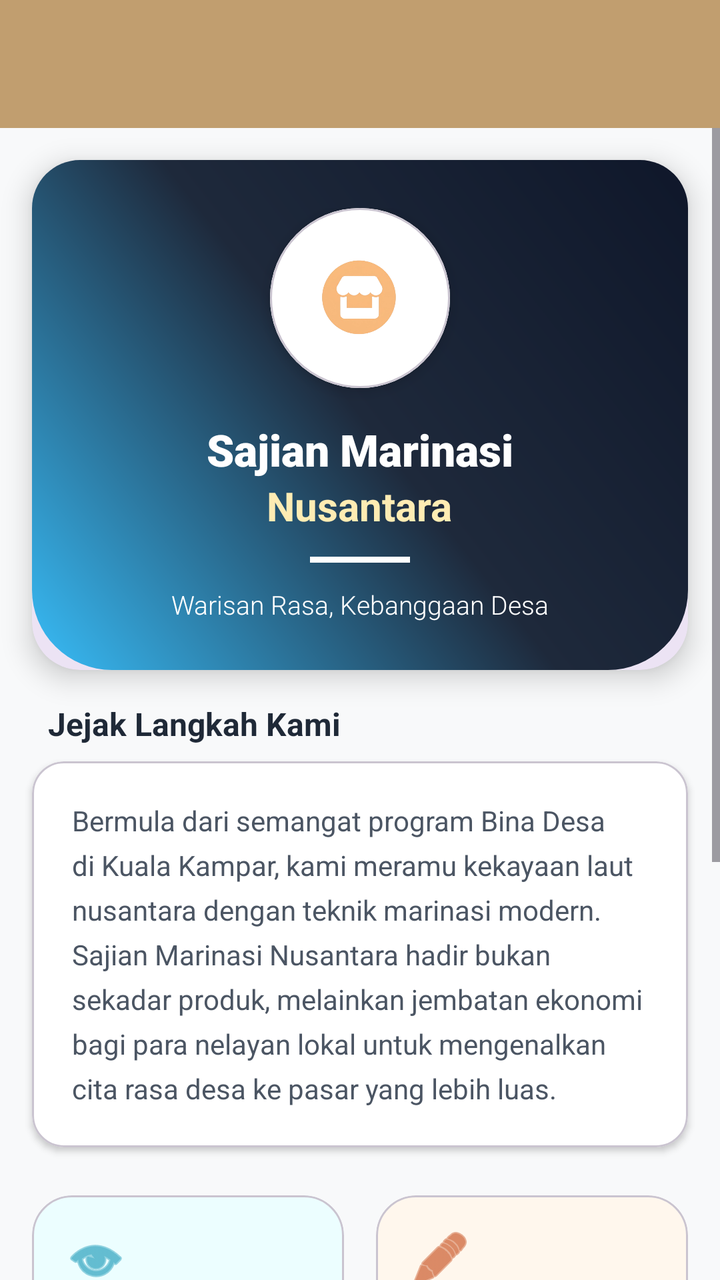
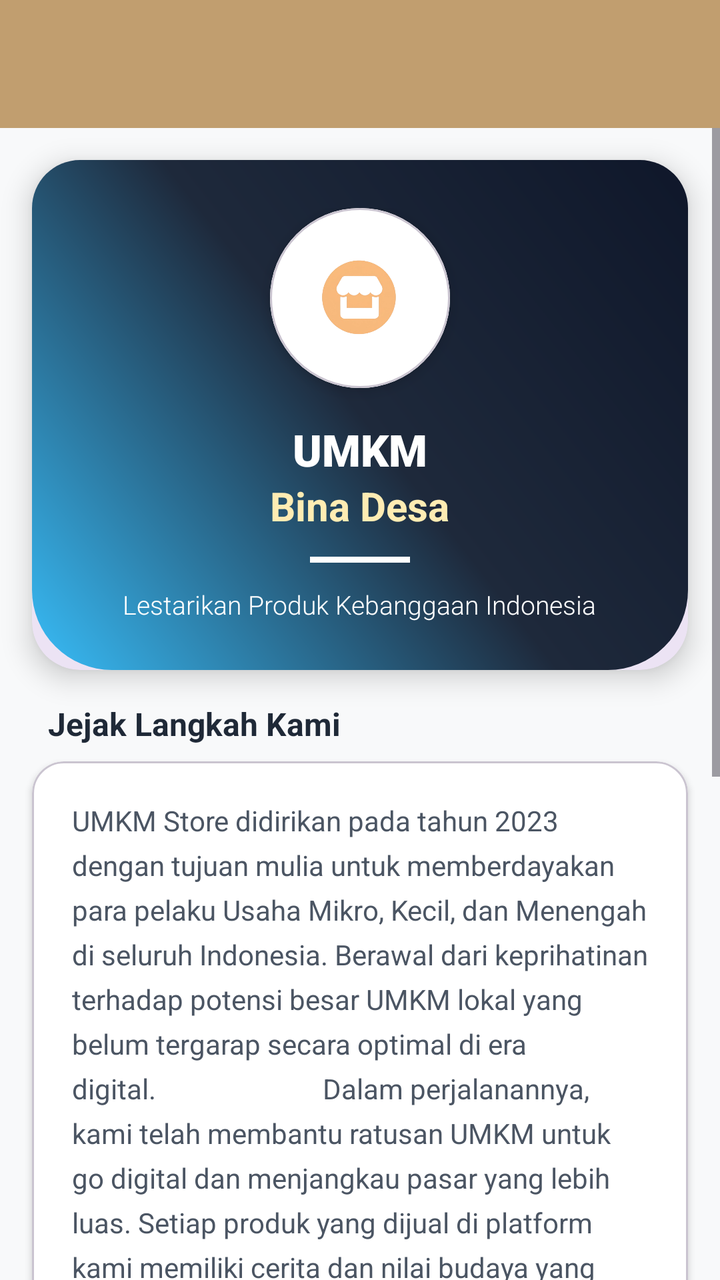

Two renders of the same Android screen: before a commit and after it. Below are the layout's source before the change and the commit's diff.
<!-- AndroidManifest.xml: application theme Theme.Rafifatom -->
<!-- res/layout/fragment_about.xml -->
<?xml version="1.0" encoding="utf-8"?>
<LinearLayout xmlns:android="http://schemas.android.com/apk/res/android"
    xmlns:app="http://schemas.android.com/apk/res-auto"
    android:layout_width="match_parent"
    android:layout_height="match_parent"
    android:orientation="vertical"
    android:background="#F8F9FA">

    <androidx.appcompat.widget.Toolbar
        android:id="@+id/toolbar"
        android:layout_width="match_parent"
        android:layout_height="?attr/actionBarSize"
        android:background="#C19E6F"
        app:titleTextColor="@android:color/white" />

    <ScrollView
        android:layout_width="match_parent"
        android:layout_height="match_parent"
        android:clipToPadding="false"
        android:paddingBottom="32dp">

        <LinearLayout
            android:layout_width="match_parent"
            android:layout_height="wrap_content"
            android:orientation="vertical">

            <com.google.android.material.card.MaterialCardView
                android:layout_width="match_parent"
                android:layout_height="wrap_content"
                android:layout_margin="16dp"
                app:cardCornerRadius="24dp"
                app:cardElevation="8dp"
                app:strokeWidth="0dp">

                <LinearLayout
                    android:layout_width="match_parent"
                    android:layout_height="wrap_content"
                    android:background="@drawable/bg_main_gradient"
                    android:orientation="vertical"
                    android:padding="24dp"
                    android:gravity="center">

                    <com.google.android.material.card.MaterialCardView
                        android:layout_width="90dp"
                        android:layout_height="90dp"
                        app:cardCornerRadius="45dp"
                        app:cardElevation="4dp"
                        android:layout_marginBottom="16dp">
                        <ImageView
                            android:layout_width="match_parent"
                            android:layout_height="match_parent"
                            android:src="@drawable/umkm"
                            android:padding="12dp"
                            android:scaleType="centerInside"
                            android:background="#FFFFFF"/>
                    </com.google.android.material.card.MaterialCardView>

                    <TextView
                        android:layout_width="wrap_content"
                        android:layout_height="wrap_content"
                        android:text="Sajian Marinasi"
                        android:textColor="#FFFFFF"
                        android:textSize="22sp"
                        android:textStyle="bold"
                        android:fontFamily="sans-serif-black"/>

                    <TextView
                        android:layout_width="wrap_content"
                        android:layout_height="wrap_content"
                        android:text="Nusantara"
                        android:textColor="#FFECB3"
                        android:textSize="20sp"
                        android:textStyle="bold"/>

                    <View
                        android:layout_width="50dp"
                        android:layout_height="3dp"
                        android:background="#FFFFFF"
                        android:layout_marginTop="12dp"
                        android:layout_marginBottom="12dp"/>

                    <TextView
                        android:layout_width="wrap_content"
                        android:layout_height="wrap_content"
                        android:text="Warisan Rasa, Kebanggaan Desa"
                        android:textColor="#FFFFFF"
                        android:textSize="13sp"
                        android:fontFamily="sans-serif-light"/>
                </LinearLayout>
            </com.google.android.material.card.MaterialCardView>

            <TextView
                android:layout_width="wrap_content"
                android:layout_height="wrap_content"
                android:text="Jejak Langkah Kami"
                android:layout_marginStart="24dp"
                android:layout_marginBottom="8dp"
                android:textColor="#1F2937"
                android:textStyle="bold"
                android:textSize="16sp"/>

            <com.google.android.material.card.MaterialCardView
                android:layout_width="match_parent"
                android:layout_height="wrap_content"
                android:layout_marginStart="16dp"
                android:layout_marginEnd="16dp"
                android:layout_marginBottom="24dp"
                app:cardCornerRadius="16dp"
                app:cardElevation="2dp"
                app:cardBackgroundColor="#FFFFFF">

                <LinearLayout
                    android:layout_width="match_parent"
                    android:layout_height="wrap_content"
                    android:padding="20dp"
                    android:orientation="vertical">

                    <TextView
                        android:layout_width="match_parent"
                        android:layout_height="wrap_content"
                        android:text="Bermula dari semangat program Bina Desa di Kuala Kampar, kami meramu kekayaan laut nusantara dengan teknik marinasi modern. Sajian Marinasi Nusantara hadir bukan sekadar produk, melainkan jembatan ekonomi bagi para nelayan lokal untuk mengenalkan cita rasa desa ke pasar yang lebih luas."
                        android:textColor="#4B5563"
                        android:lineSpacingExtra="6dp"
                        android:textSize="14sp" />
                </LinearLayout>
            </com.google.android.material.card.MaterialCardView>

            <LinearLayout
                android:layout_width="match_parent"
                android:layout_height="wrap_content"
                android:orientation="horizontal"
                android:paddingStart="16dp"
                android:paddingEnd="16dp"
                android:baselineAligned="false"
                android:layout_marginBottom="24dp">

                <com.google.android.material.card.MaterialCardView
                    android:layout_width="0dp"
                    android:layout_height="match_parent"
                    android:layout_weight="1"
                    android:layout_marginEnd="8dp"
                    app:cardCornerRadius="20dp"
                    app:cardBackgroundColor="#ECFEFF">
                    <LinearLayout
                        android:layout_width="match_parent"
                        android:layout_height="wrap_content"
                        android:padding="16dp"
                        android:orientation="vertical">
                        <ImageView
                            android:layout_width="32dp"
                            android:layout_height="32dp"
                            android:src="@android:drawable/ic_menu_view"
                            app:tint="#0891B2"
                            android:layout_marginBottom="8dp"/>
                        <TextView
                            android:layout_width="wrap_content"
                            android:layout_height="wrap_content"
                            android:text="Visi"
                            android:textStyle="bold"
                            android:textColor="#0891B2"
                            android:textSize="16sp"/>
                        <TextView
                            android:layout_width="match_parent"
                            android:layout_height="wrap_content"
                            android:text="Pionir produk marinasi lokal berkualitas nasional."
                            android:textSize="12sp"
                            android:textColor="#155E75"
                            android:layout_marginTop="4dp"/>
                    </LinearLayout>
                </com.google.android.material.card.MaterialCardView>

                <com.google.android.material.card.MaterialCardView
                    android:layout_width="0dp"
                    android:layout_height="match_parent"
                    android:layout_weight="1"
                    android:layout_marginStart="8dp"
                    app:cardCornerRadius="20dp"
                    app:cardBackgroundColor="#FFF7ED">
                    <LinearLayout
                        android:layout_width="match_parent"
                        android:layout_height="wrap_content"
                        android:padding="16dp"
                        android:orientation="vertical">
                        <ImageView
                            android:layout_width="32dp"
                            android:layout_height="32dp"
                            android:src="@android:drawable/ic_menu_edit"
                            app:tint="#C2410C"
                            android:layout_marginBottom="8dp"/>
                        <TextView
                            android:layout_width="wrap_content"
                            android:layout_height="wrap_content"
                            android:text="Misi"
                            android:textStyle="bold"
                            android:textColor="#C2410C"
                            android:textSize="16sp"/>
                        <TextView
                            android:layout_width="match_parent"
                            android:layout_height="wrap_content"
                            android:text="Menjaga keaslian bumbu &amp; memberdayakan ekonomi nelayan."
                            android:textSize="12sp"
                            android:textColor="#7C2D12"
                            android:layout_marginTop="4dp"/>
                    </LinearLayout>
                </com.google.android.material.card.MaterialCardView>
            </LinearLayout>

            <com.google.android.material.card.MaterialCardView
                android:layout_width="match_parent"
                android:layout_height="wrap_content"
                android:layout_marginStart="16dp"
                android:layout_marginEnd="16dp"
                android:layout_marginBottom="16dp"
                app:cardCornerRadius="24dp"
                app:cardElevation="2dp"
                app:cardBackgroundColor="#187B97">

                <LinearLayout
                    android:layout_width="match_parent"
                    android:layout_height="wrap_content"
                    android:orientation="vertical"
                    android:padding="20dp">

                    <TextView
                        android:layout_width="match_parent"
                        android:layout_height="wrap_content"
                        android:text="Nilai Utama Kami"
                        android:textColor="#FFFFFF"
                        android:textAlignment="center"
                        android:textStyle="bold"
                        android:textSize="16sp"
                        android:layout_marginBottom="16dp"/>

                    <LinearLayout
                        android:layout_width="match_parent"
                        android:layout_height="wrap_content"
                        android:orientation="horizontal"
                        android:weightSum="3">

                        <LinearLayout
                            android:layout_width="0dp"
                            android:layout_height="wrap_content"
                            android:layout_weight="1"
                            android:gravity="center"
                            android:orientation="vertical">
                            <ImageView
                                android:layout_width="28dp"
                                android:layout_height="28dp"
                                android:src="@android:drawable/ic_menu_share"
                                app:tint="#FFD700"/>
                            <TextView
                                android:layout_width="wrap_content"
                                android:layout_height="wrap_content"
                                android:text="Kolaborasi"
                                android:layout_marginTop="4dp"
                                android:textSize="11sp"
                                android:textColor="#FFFFFF"/>
                        </LinearLayout>

                        <LinearLayout
                            android:layout_width="0dp"
                            android:layout_height="wrap_content"
                            android:layout_weight="1"
                            android:gravity="center"
                            android:orientation="vertical">
                            <ImageView
                                android:layout_width="28dp"
                                android:layout_height="28dp"
                                android:src="@android:drawable/ic_menu_gallery"
                                app:tint="#FFD700"/>
                            <TextView
                                android:layout_width="wrap_content"
                                android:layout_height="wrap_content"
                                android:text="Kualitas"
                                android:layout_marginTop="4dp"
                                android:textSize="11sp"
                                android:textColor="#FFFFFF"/>
                        </LinearLayout>

                        <LinearLayout
                            android:layout_width="0dp"
                            android:layout_height="wrap_content"
                            android:layout_weight="1"
                            android:gravity="center"
                            android:orientation="vertical">
                            <ImageView
                                android:layout_width="28dp"
                                android:layout_height="28dp"
                                android:src="@android:drawable/star_on"
                                app:tint="#FFD700"/>
                            <TextView
                                android:layout_width="wrap_content"
                                android:layout_height="wrap_content"
                                android:text="Integritas"
                                android:layout_marginTop="4dp"
                                android:textSize="11sp"
                                android:textColor="#FFFFFF"/>
                        </LinearLayout>
                    </LinearLayout>
                </LinearLayout>
            </com.google.android.material.card.MaterialCardView>

        </LinearLayout>
    </ScrollView>
</LinearLayout>
<!-- resources referenced by this layout -->
<resources>
  <!-- drawable bg_main_gradient (drawable) -->
  <?xml version="1.0" encoding="utf-8"?>
  <shape xmlns:android="http://schemas.android.com/apk/res/android">
      <gradient
          android:startColor="#38BDF8"
          android:centerColor="#1E293B"
          android:endColor="#0F172A"
          android:angle="45" />
      <corners android:bottomLeftRadius="40dp"
          android:bottomRightRadius="40dp" />
  </shape>
  <!-- drawable umkm: png bitmap (drawable, 61533 bytes) -->
  <style name="Theme.Rafifatom" parent="Base.Theme.Rafifatom" />
  <style name="Base.Theme.Rafifatom" parent="Theme.Material3.DayNight.NoActionBar">
          
          
      </style>
</resources>

<!-- the commit's change to res/layout/fragment_about.xml (unified diff, before → after) -->
@@ -58,7 +58,7 @@
                     <TextView
                         android:layout_width="wrap_content"
                         android:layout_height="wrap_content"
-                        android:text="Sajian Marinasi"
+                        android:text="UMKM"
                         android:textColor="#FFFFFF"
                         android:textSize="22sp"
                         android:textStyle="bold"
@@ -67,7 +67,7 @@
                     <TextView
                         android:layout_width="wrap_content"
                         android:layout_height="wrap_content"
-                        android:text="Nusantara"
+                        android:text="Bina Desa"
                         android:textColor="#FFECB3"
                         android:textSize="20sp"
                         android:textStyle="bold"/>
@@ -82,7 +82,7 @@
                     <TextView
                         android:layout_width="wrap_content"
                         android:layout_height="wrap_content"
-                        android:text="Warisan Rasa, Kebanggaan Desa"
+                        android:text="Lestarikan Produk Kebanggaan Indonesia"
                         android:textColor="#FFFFFF"
                         android:textSize="13sp"
                         android:fontFamily="sans-serif-light"/>
@@ -118,7 +118,8 @@
                     <TextView
                         android:layout_width="match_parent"
                         android:layout_height="wrap_content"
-                        android:text="Bermula dari semangat program Bina Desa di Kuala Kampar, kami meramu kekayaan laut nusantara dengan teknik marinasi modern. Sajian Marinasi Nusantara hadir bukan sekadar produk, melainkan jembatan ekonomi bagi para nelayan lokal untuk mengenalkan cita rasa desa ke pasar yang lebih luas."
+                        android:text="UMKM Store didirikan pada tahun 2023 dengan tujuan mulia untuk memberdayakan para pelaku Usaha Mikro, Kecil, dan Menengah di seluruh Indonesia. Berawal dari keprihatinan terhadap potensi besar UMKM lokal yang belum tergarap secara optimal di era digital.
+                        Dalam perjalanannya, kami telah membantu ratusan UMKM untuk go digital dan menjangkau pasar yang lebih luas. Setiap produk yang dijual di platform kami memiliki cerita dan nilai budaya yang unik dari masing-masing daerah.."
                         android:textColor="#4B5563"
                         android:lineSpacingExtra="6dp"
                         android:textSize="14sp" />
@@ -162,7 +163,7 @@
                         <TextView
                             android:layout_width="match_parent"
                             android:layout_height="wrap_content"
-                            android:text="Pionir produk marinasi lokal berkualitas nasional."
+                            android:text="Pionir produk lokal berkualitas nasional."
                             android:textSize="12sp"
                             android:textColor="#155E75"
                             android:layout_marginTop="4dp"/>
@@ -197,7 +198,7 @@
                         <TextView
                             android:layout_width="match_parent"
                             android:layout_height="wrap_content"
-                            android:text="Menjaga keaslian bumbu &amp; memberdayakan ekonomi nelayan."
+                            android:text="Menjaga keaslian produk &amp; memberdayakan ekonomi UMKM."
                             android:textSize="12sp"
                             android:textColor="#7C2D12"
                             android:layout_marginTop="4dp"/>
